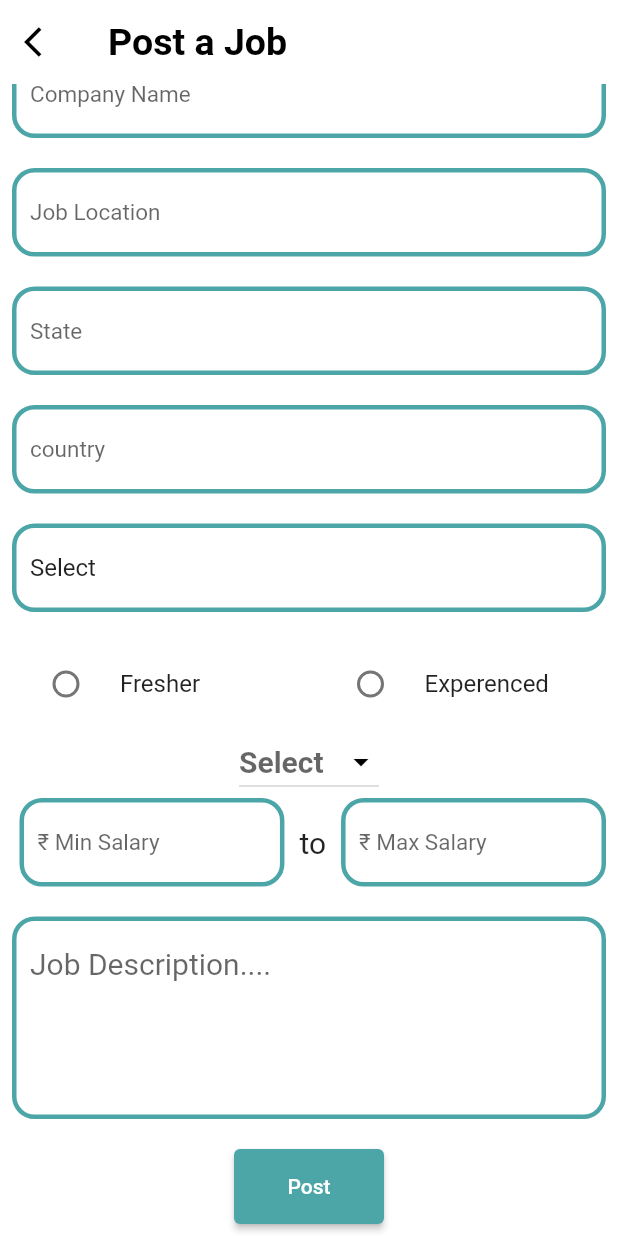
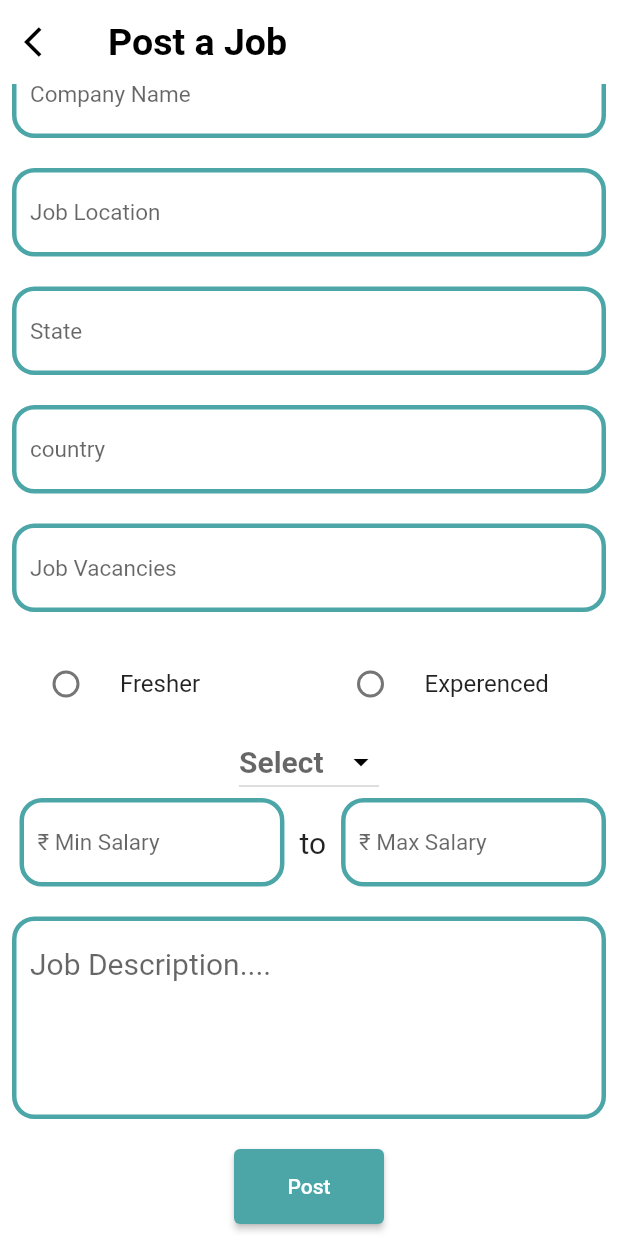
Before and after one commit to aneeshdevala/JOBIZY, a Flutter app: the AddjobScreen screen opened directly, scrolled down 159 dp, on a phone screen of 412 x 824 dp. Run offline on Flutter 3.47's test engine with Material 2 defaults, Android fonts, the phone set to English and light mode, and no system bars; our stand-ins replace dio, flutter_secure_storage, get_storage, google_fonts, internet_connection_checker, recase and 1 more; accounts and stored records are empty.

Commit message:
job posted done

```diff
--- a/lib/app/module/jobsscreen/view/addjob.dart/view/addjob.dart
+++ b/lib/app/module/jobsscreen/view/addjob.dart/view/addjob.dart
@@ -28,7 +28,8 @@ class AddjobScreen extends StatelessWidget {
             icon: const Icon(Icons.arrow_back_ios, color: kBlack),
           )),
       body: SingleChildScrollView(
-        child: Container(
+        child: Form(
+          key: provider.jobFormKey,
           child: Padding(
             padding: const EdgeInsets.all(8.0),
             child: Column(
@@ -41,37 +42,41 @@ class AddjobScreen extends StatelessWidget {
                         fontWeight: FontWeight.w600)),
                 kheight20,
                 TextFormWidget(
+                    keyboardtype: TextInputType.text,
                     text: "Job Title",
                     controller: provider.jobDesignation,
                     validatorErrorMessage: 'Please enter job title'),
                 kheight20,
                 TextFormWidget(
+                    keyboardtype: TextInputType.text,
                     text: "Company Name",
                     controller: provider.companyName,
                     validatorErrorMessage: 'Please enter Company Name'),
                 kheight20,
                 TextFormWidget(
+                    keyboardtype: TextInputType.text,
                     text: "Job Location",
                     controller: provider.companyPlace,
                     validatorErrorMessage: 'Please enter Company Place'),
                 kheight20,
                 TextFormWidget(
+                    keyboardtype: TextInputType.text,
                     text: "State",
                     controller: provider.companystate,
                     validatorErrorMessage: 'Please enter Company Place'),
                 kheight20,
                 TextFormWidget(
+                    keyboardtype: TextInputType.text,
                     text: "country",
                     controller: provider.companyCountry,
                     validatorErrorMessage: 'Please enter Company Place'),
                 kheight20,
 
                 TextFormWidget(
-                    text: "Job Type",
-                    controller: provider.jobType.isEmpty
-                        ? TextEditingController(text: 'Select')
-                        : TextEditingController(text: provider.jobType),
-                    validatorErrorMessage: 'Please enter job title'),
+                    keyboardtype: TextInputType.text,
+                    text: "Job Vacancies",
+                    controller: provider.jobVaccancies,
+                    validatorErrorMessage: 'Please Enter Job Vacancies'),
 
                 kheight20,
                 RadioButton(),
@@ -138,7 +143,7 @@ class AddjobScreen extends StatelessWidget {
                 ElevatedButton(
                     onPressed: () {
                       provider.jobPostButton(context);
-                      //provider.dispos(context);
+                      provider.dispos(context);
                     },
                     style: ElevatedButton.styleFrom(
                         backgroundColor: mainColor,
```
Also changed, not shown: lib/app/module/jobsscreen/model/jobmodel.dart (added).
